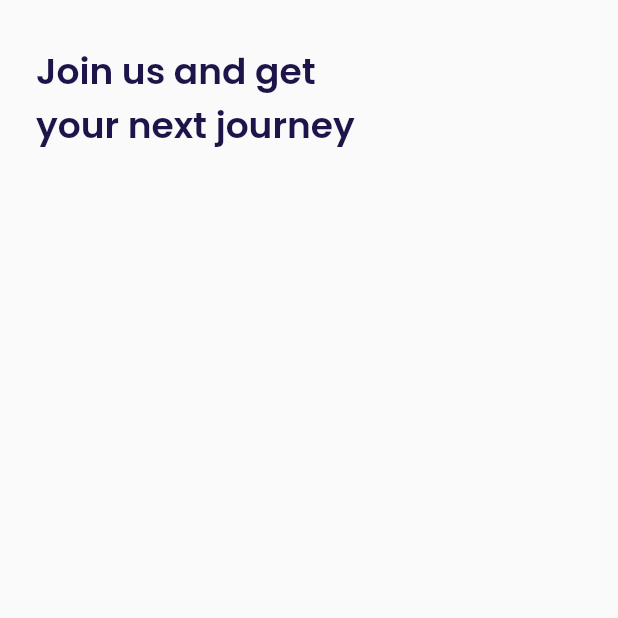
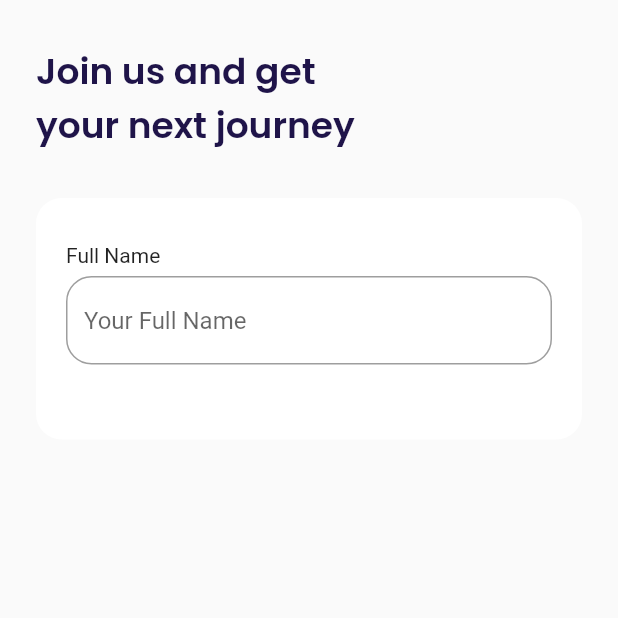
Before and after one commit to irmanyazid/travel-and-airplane-apps, a Flutter app: the SignUpPage screen opened by its route, on a phone screen of 412 x 824 dp, the top half of it. Run offline on Flutter 3.47's test engine with Material 2 defaults, Android fonts, the phone set to English and light mode, and no system bars; our stand-ins replace google_fonts.

Commit message:
slicing sign up input section 1

```diff
--- a/lib/ui/pages/sign_up_page.dart
+++ b/lib/ui/pages/sign_up_page.dart
@@ -21,6 +21,61 @@ class SignUpPage extends StatelessWidget {
       );
     }
 
+    Widget inputSection() {
+      Widget emailInput() {
+        return Container(
+          margin: EdgeInsets.only(bottom: 20),
+          child: Column(
+            crossAxisAlignment: CrossAxisAlignment.start,
+            children: [
+              Text(
+                'Full Name',
+              ),
+              SizedBox(
+                height: 6,
+              ),
+              TextFormField(
+                cursorColor: kBlackColor,
+                decoration: InputDecoration(
+                  hintText: 'Your Full Name',
+                  border: OutlineInputBorder(
+                    borderRadius: BorderRadius.circular(
+                      defaultRadius,
+                    ),
+                  ),
+                  focusedBorder: OutlineInputBorder(
+                    borderRadius: BorderRadius.circular(
+                      defaultRadius,
+                    ),
+                    borderSide: BorderSide(
+                      color: kPrimaryColor,
+                    ),
+                  ),
+                ),
+              ),
+            ],
+          ),
+        );
+      }
+
+      return Container(
+        margin: EdgeInsets.only(top: 30),
+        padding: EdgeInsets.symmetric(
+          horizontal: 20,
+          vertical: 30,
+        ),
+        decoration: BoxDecoration(
+          color: kWhiteColor,
+          borderRadius: BorderRadius.circular(defaultRadius),
+        ),
+        child: Column(
+          children: [
+            emailInput(),
+          ],
+        ),
+      );
+    }
+
     return Scaffold(
       backgroundColor: kBackgroundColor,
       body: SafeArea(
@@ -30,6 +85,7 @@ class SignUpPage extends StatelessWidget {
           ),
           children: [
             title(),
+            inputSection(),
           ],
         ),
       ),
```
